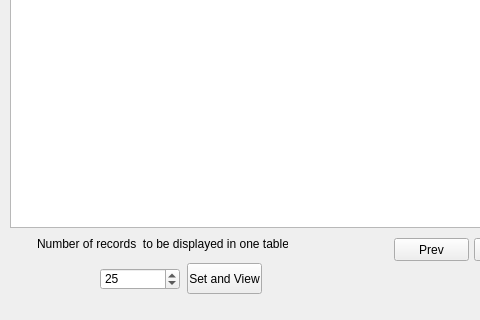
This is src/FFParser_GUI/source/mainwindow.ui in sp0wk/FFParser_2017 as Qt 5 draws it before an edit; both pictures show x 0 to 480 and y 380 to 700 of the 944 by 700 pixel window. The edited form follows.
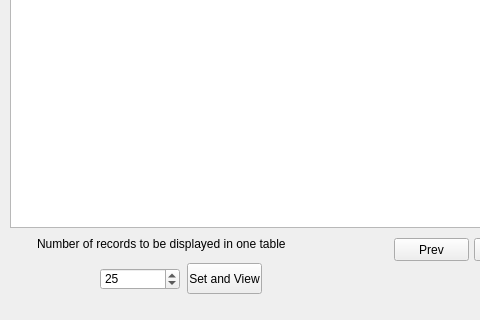
This is the edited form.

Commit message: Bugfix view records and small refactoring

Diff of the .ui file:
```diff
--- a/src/FFParser_GUI/source/mainwindow.ui
+++ b/src/FFParser_GUI/source/mainwindow.ui
@@ -10,6 +10,12 @@
     <height>700</height>
    </rect>
   </property>
+  <property name="sizePolicy">
+   <sizepolicy hsizetype="Preferred" vsizetype="Preferred">
+    <horstretch>0</horstretch>
+    <verstretch>0</verstretch>
+   </sizepolicy>
+  </property>
   <property name="minimumSize">
    <size>
     <width>944</width>
@@ -25,6 +31,9 @@
   <property name="windowTitle">
    <string>MainWindow</string>
   </property>
+  <property name="autoFillBackground">
+   <bool>false</bool>
+  </property>
   <widget class="QWidget" name="centralWidget">
    <widget class="QPushButton" name="pushButton">
     <property name="geometry">
@@ -150,7 +159,7 @@
      </rect>
     </property>
     <property name="text">
-     <string>Number of records  to be displayed in one table</string>
+     <string>Number of records to be displayed in one table</string>
     </property>
    </widget>
    <widget class="QPushButton" name="pushButton_4">
```
Left out of the diff: 12 changed lines with no effect on the pictures. The commit also changes 2 other files.
